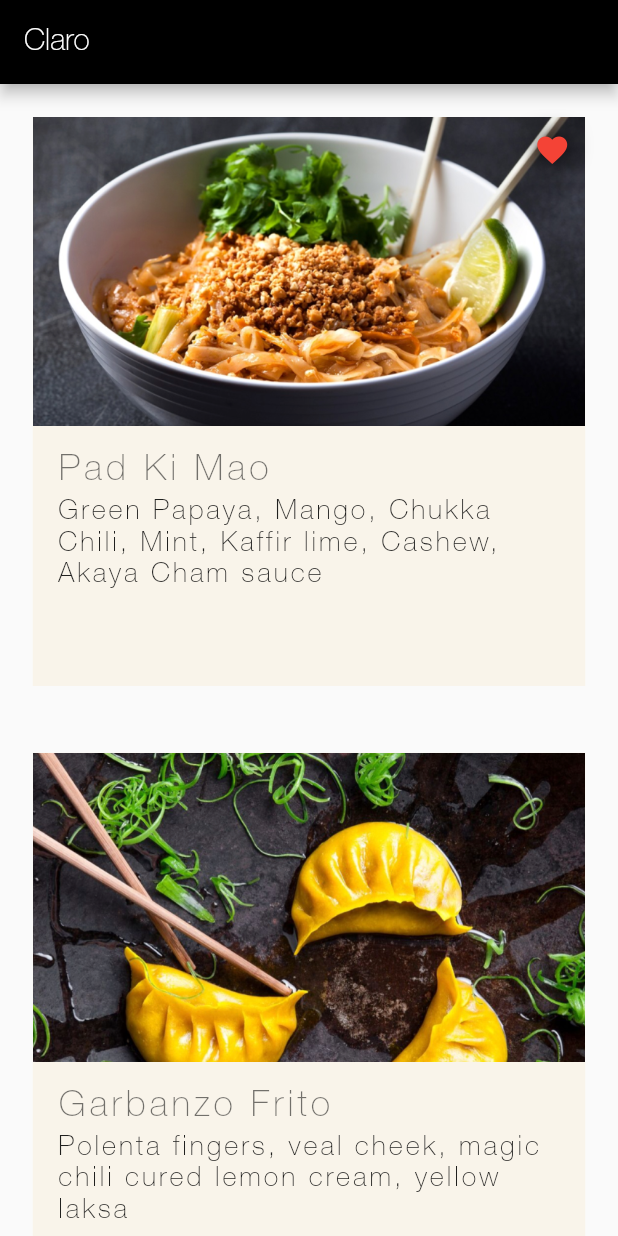
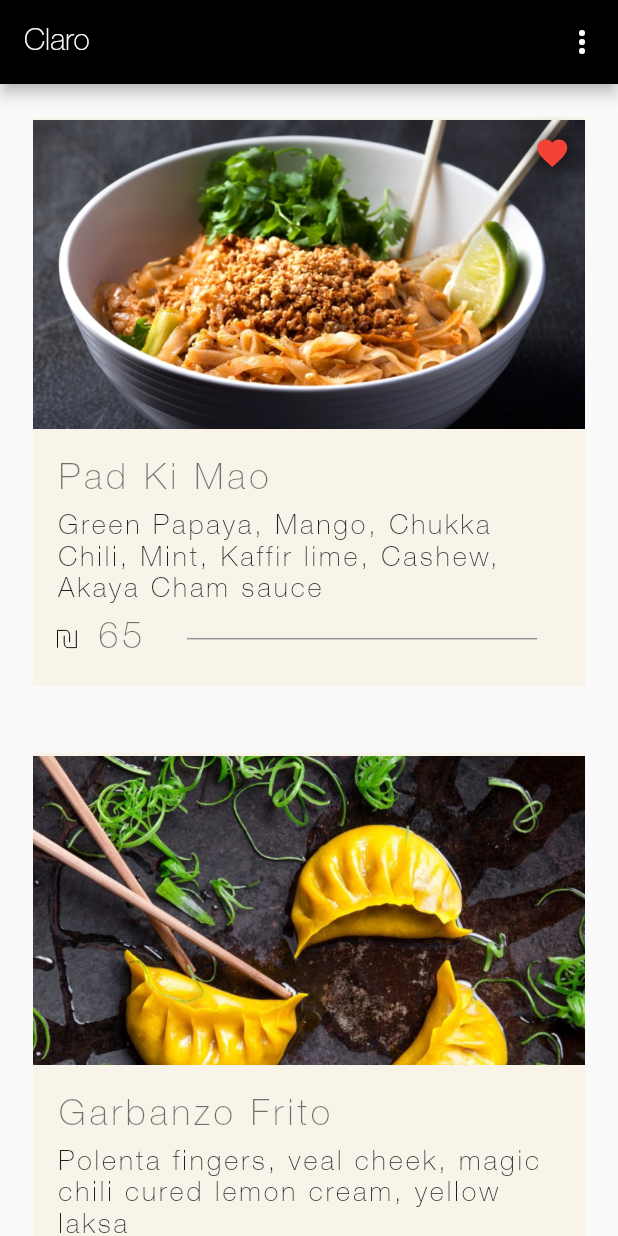
Before and after one commit to OmerMunk/epicure_mobile_app, a Flutter app: the screen it shows after launch, on a phone screen of 412 x 824 dp. Run offline on Flutter 3.47's test engine with Material 2 defaults, Android fonts, the phone set to English and light mode, and no system bars; our stand-ins replace flutter_svg.

Commit message:
Added filter functionality 🔍

```diff
--- a/lib/data/dummyDishes.dart
+++ b/lib/data/dummyDishes.dart
@@ -1,4 +1,5 @@
 import '../models/dish.dart';
+import '../providers/dishes.dart';
 
 List<Dish> dummyDishes = [
   Dish(
@@ -9,7 +10,8 @@ List<Dish> dummyDishes = [
       image: "pad_ki_mao_3",
       price: 65,
       properties: ["spicy"],
-      isFavorite: true),
+      isFavorite: true,
+      mealTime: [MealTime.lunch, MealTime.dinner]),
   Dish(
       id: 'd2',
       name: "Garbanzo Frito",
--- a/lib/models/dish.dart
+++ b/lib/models/dish.dart
@@ -1,5 +1,7 @@
 import 'package:flutter/foundation.dart';
 import './restaurant.dart';
+
+enum MealTime { breakfast, lunch, dinner, all }
 
 class Dish with ChangeNotifier {
   String id;
@@ -11,6 +13,7 @@ class Dish with ChangeNotifier {
   List<String> properties;
   bool signature;
   bool isFavorite;
+  List<MealTime> mealTime;
 
   Dish({
     required this.id,
@@ -22,6 +25,7 @@ class Dish with ChangeNotifier {
     this.properties = const [],
     this.signature = false,
     this.isFavorite = false,
+    this.mealTime = const [MealTime.breakfast, MealTime.lunch, MealTime.dinner],
   });
 
   void toggleFavoriteStatus() {
--- a/lib/providers/dishes.dart
+++ b/lib/providers/dishes.dart
@@ -10,6 +10,10 @@ class Dishes with ChangeNotifier {
     return [..._dishes];
   }
 
+  List<Dish> getDishesByMealTime(MealTime mealTime) {
+    return _dishes.where((dish) => dish.mealTime.contains(mealTime)).toList();
+  }
+
   Dish findById(String id) {
     return items.firstWhere((dish) => dish.id == id);
   }
--- a/lib/screens/dish_detail_screen.dart
+++ b/lib/screens/dish_detail_screen.dart
@@ -25,7 +25,7 @@ class DishDetailScreen extends StatelessWidget {
           Stack(
             children: <Widget>[
               Image.asset(
-                'assets/images/${dish.image}.png',
+                'assets/images/dishes/${dish.image}.png',
                 alignment: Alignment.topCenter,
                 // fit: BoxFit.fi,
                 height: (mediaQuery.size.height -
--- a/lib/screens/dishes_overview_screen.dart
+++ b/lib/screens/dishes_overview_screen.dart
@@ -1,18 +1,62 @@
 import 'package:flutter/material.dart';
 import '../widgets/restaurants_dishes_list.dart';
+import '../models/dish.dart';
 
-class DishesOverviewScreen extends StatelessWidget {
+class DishesOverviewScreen extends StatefulWidget {
   final String restaurantName;
 
   DishesOverviewScreen(this.restaurantName);
 
   @override
+  State<DishesOverviewScreen> createState() => _DishesOverviewScreenState();
+}
+
+class _DishesOverviewScreenState extends State<DishesOverviewScreen> {
+  late MealTime _showByMealTime;
+
+  @override
+  void initState() {
+    _showByMealTime = MealTime.all;
+    super.initState();
+  }
+
+  @override
   Widget build(BuildContext context) {
     return Scaffold(
       appBar: AppBar(
-        title: Text(restaurantName),
+        title: Text(widget.restaurantName),
+        actions: <Widget>[
+          PopupMenuButton(
+            onSelected: (MealTime selectedValue) {
+              setState(() {
+                _showByMealTime = (selectedValue);
+              });
+            },
+            itemBuilder: (_) => [
+              const PopupMenuItem(
+                value: MealTime.all,
+                child: Text('All'),
+              ),
+              const PopupMenuItem(
+                value: MealTime.breakfast,
+                child: Text('Breakfast'),
+              ),
+              const PopupMenuItem(
+                value: MealTime.lunch,
+                child: Text('Lunch'),
+              ),
+              const PopupMenuItem(
+                value: MealTime.dinner,
+                child: Text('Dinner'),
+              ),
+            ],
+            icon: const Icon(
+              Icons.more_vert,
+            ),
+          ),
+        ],
       ),
-      body: RestaurantDishesList(),
+      body: RestaurantDishesList(_showByMealTime),
     );
   }
 }
--- a/lib/widgets/DishItem.dart
+++ b/lib/widgets/DishItem.dart
@@ -1,7 +1,12 @@
 import 'package:flutter/material.dart';
+
+import 'package:flutter_svg/parser.dart';
+import 'package:flutter_svg/svg.dart';
 import 'package:provider/provider.dart';
 import '../models/dish.dart';
 import '../screens/dish_detail_screen.dart';
+
+const String assetName = 'assets/images/logos/ils.svg';
 
 class DishItem extends StatelessWidget {
   @override
@@ -10,6 +15,7 @@ class DishItem extends StatelessWidget {
     final mediaQuery = MediaQuery.of(context);
     return GestureDetector(
       onTap: () {
+        print(dish.mealTime);
         Navigator.of(context)
             .pushNamed(DishDetailScreen.routeName, arguments: dish.id);
       },
@@ -21,11 +27,12 @@ class DishItem extends StatelessWidget {
             horizontal: mediaQuery.size.width * 0.053),
         color: Theme.of(context).colorScheme.secondary,
         child: Column(
+          mainAxisAlignment: MainAxisAlignment.spaceAround,
           children: <Widget>[
             Stack(
               children: <Widget>[
                 Image.asset(
-                  'assets/images/${dish.image}.png',
+                  'assets/images/dishes/${dish.image}.png',
                   fit: BoxFit.fitWidth,
                   height: mediaQuery.size.height * 0.25,
                   width: double.infinity,
@@ -68,6 +75,42 @@ class DishItem extends StatelessWidget {
                 style: Theme.of(context).textTheme.bodyText1,
               ),
             ),
+            Padding(
+              padding: const EdgeInsets.only(left: 16, right: 16, bottom: 16),
+              child: IntrinsicHeight(
+                child: Row(
+                  mainAxisAlignment: MainAxisAlignment.spaceBetween,
+                  mainAxisSize: MainAxisSize.max,
+                  children: [
+                    Flexible(
+                      fit: FlexFit.loose,
+                      flex: 1,
+                      child: SvgPicture.asset(
+                        assetName,
+                      ),
+                    ),
+                    Flexible(
+                      fit: FlexFit.loose,
+                      flex: 3,
+                      child: Text(
+                        dish.price.toString(),
+                        style: Theme.of(context).textTheme.headline3,
+                      ),
+                    ),
+                    const Flexible(
+                      fit: FlexFit.loose,
+                      flex: 15,
+                      child: Divider(
+                        thickness: 1,
+                        indent: 16,
+                        endIndent: 16,
+                        color: Color.fromRGBO(151, 151, 151, 1),
+                      ),
+                    ),
+                  ],
+                ),
+              ),
+            )
           ],
         ),
       ),
--- a/lib/widgets/restaurants_dishes_list.dart
+++ b/lib/widgets/restaurants_dishes_list.dart
@@ -2,12 +2,17 @@ import 'package:flutter/material.dart';
 import 'package:provider/provider.dart';
 import '../widgets/DishItem.dart';
 import '../providers/dishes.dart';
+import '../models/dish.dart';
 
 class RestaurantDishesList extends StatelessWidget {
+  final MealTime showByMealTime;
+  RestaurantDishesList(this.showByMealTime);
   @override
   Widget build(BuildContext context) {
     final dishesData = Provider.of<Dishes>(context);
-    final dishes = dishesData.items;
+    final dishes = showByMealTime == MealTime.all
+        ? dishesData.items
+        : dishesData.getDishesByMealTime(showByMealTime);
     return ListView.builder(
       itemBuilder: (ctx, index) {
         return ChangeNotifierProvider.value(
```
Also changed, not shown: pubspec.yaml (+7 -5 lines), assets/images/dishes/garbanzo_frito.png (renamed from assets/images/garbanzo_frito.png), assets/images/dishes/pad_ki_mao.png (renamed from assets/images/pad_ki_mao.png), assets/images/dishes/pad_ki_mao_2.png (renamed from assets/images/pad_ki_mao_2.png), assets/images/dishes/pad_ki_mao_3.png (renamed from assets/images/pad_ki_mao_3.png), assets/images/dishes/smoked_pizza.png (renamed from assets/images/smoked_pizza.png), assets/images/logos/ils.svg (added), pubspec.lock.
